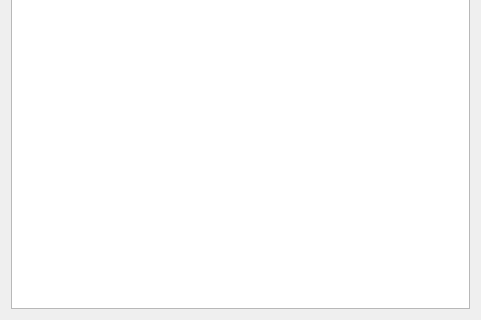
Above: mainwindow.ui from FrankMamuda/ketoevent before the change; both pictures show x 0 to 481 and y 142 to 462 of the 481 by 462 pixel window. Below: the same form after it.
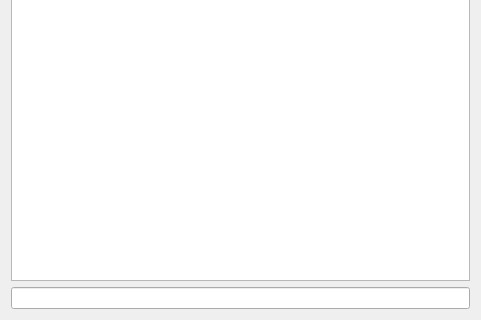
That is the form after the change. Icons and pictures are not drawn. Custom widgets are drawn as their Qt base class.

The edit to the form file:
```diff
--- a/mainwindow.ui
+++ b/mainwindow.ui
@@ -68,6 +68,9 @@
     <item>
      <widget class="TaskView" name="taskView"/>
     </item>
+    <item>
+     <widget class="QLineEdit" name="findEdit"/>
+    </item>
    </layout>
   </widget>
   <widget class="QToolBar" name="toolBar">
```
